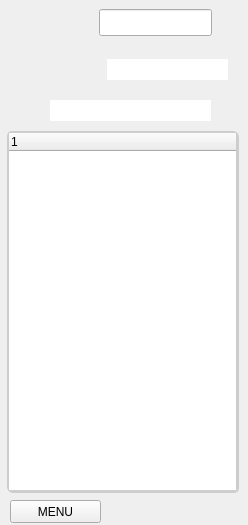
The window that qt4_src/src/ui/fetionwindow.ui (libfetion/libfetion-gui) describes before a commit, drawn with Qt 5.
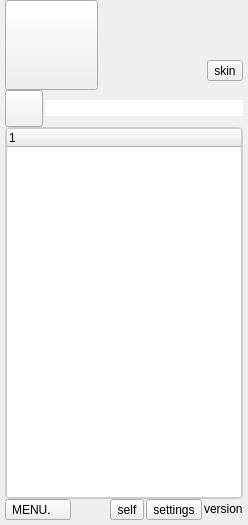
The same window after the commit. Icons and pictures are not drawn. Custom widgets are drawn as their Qt base class.

Commit message: make layout for mainwindow's ui

Patch:
```diff
--- a/qt4_src/src/ui/fetionwindow.ui
+++ b/qt4_src/src/ui/fetionwindow.ui
@@ -24,333 +24,287 @@
   <property name="windowTitle" >
    <string>Form</string>
   </property>
-  <widget class="QTreeWidget" name="search" >
-   <property name="enabled" >
-    <bool>true</bool>
+  <layout class="QGridLayout" name="gridLayout_2">
+   <property name="leftMargin">
+    <number>5</number>
    </property>
-   <property name="geometry" >
-    <rect>
-     <x>8</x>
-     <y>132</y>
-     <width>231</width>
-     <height>361</height>
-    </rect>
+   <property name="topMargin">
+    <number>0</number>
    </property>
-   <property name="contextMenuPolicy" >
-    <enum>Qt::DefaultContextMenu</enum>
+   <property name="rightMargin">
+    <number>5</number>
    </property>
-   <property name="styleSheet" >
-    <string notr="true" >QTreeView {
+   <property name="bottomMargin">
+    <number>5</number>
+   </property>
+   <property name="horizontalSpacing">
+    <number>2</number>
+   </property>
+   <property name="verticalSpacing">
+    <number>0</number>
+   </property>
+   <item row="0" column="0" colspan="6">
+    <layout class="QGridLayout" name="gridLayout">
+     <item row="0" column="0" rowspan="3">
+      <widget class="QToolButton" name="portrait">
+       <property name="minimumSize">
+        <size>
+         <width>90</width>
+         <height>90</height>
+        </size>
+       </property>
+       <property name="cursor">
+        <cursorShape>PointingHandCursor</cursorShape>
+       </property>
+       <property name="statusTip">
+        <string>changed personal state</string>
+       </property>
+       <property name="text">
+        <string/>
+       </property>
+       <property name="iconSize">
+        <size>
+         <width>85</width>
+         <height>85</height>
+        </size>
+       </property>
+      </widget>
+     </item>
+     <item row="0" column="1">
+      <widget class="fxgui::FxEditableLabel" name="nickname">
+       <property name="sizePolicy">
+        <sizepolicy hsizetype="Preferred" vsizetype="Fixed">
+         <horstretch>0</horstretch>
+         <verstretch>0</verstretch>
+        </sizepolicy>
+       </property>
+       <property name="frameShape">
+        <enum>QFrame::NoFrame</enum>
+       </property>
+       <widget class="QWidget" name="page"/>
+      </widget>
+     </item>
+     <item row="1" column="1" colspan="2">
+      <widget class="fxgui::FxEditableLabel" name="impression">
+       <property name="sizePolicy">
+        <sizepolicy hsizetype="Preferred" vsizetype="Fixed">
+         <horstretch>0</horstretch>
+         <verstretch>0</verstretch>
+        </sizepolicy>
+       </property>
+       <widget class="QWidget" name="page_2"/>
+      </widget>
+     </item>
+     <item row="2" column="2">
+      <widget class="QToolButton" name="toolButton_3">
+       <property name="text">
+        <string>skin</string>
+       </property>
+      </widget>
+     </item>
+    </layout>
+   </item>
+   <item row="1" column="0">
+    <widget class="QToolButton" name="btnAddFriend">
+     <property name="minimumSize">
+      <size>
+       <width>36</width>
+       <height>36</height>
+      </size>
+     </property>
+     <property name="text">
+      <string/>
+     </property>
+     <property name="iconSize">
+      <size>
+       <width>30</width>
+       <height>30</height>
+      </size>
+     </property>
+    </widget>
+   </item>
+   <item row="1" column="1" colspan="5">
+    <widget class="QLineEditFocus" name="lineSearch">
+     <property name="sizePolicy">
+      <sizepolicy hsizetype="Expanding" vsizetype="Fixed">
+       <horstretch>0</horstretch>
+       <verstretch>0</verstretch>
+      </sizepolicy>
+     </property>
+     <property name="font">
+      <font/>
+     </property>
+     <property name="toolTip">
+      <string>search your friends</string>
+     </property>
+     <property name="styleSheet">
+      <string notr="true">QLineEdit {
+      border-width: 0px;
+      border-style: solid;
+      border-radius: 0px;
+  } </string>
+     </property>
+     <property name="maxLength">
+      <number>20</number>
+     </property>
+    </widget>
+   </item>
+   <item row="2" column="0" colspan="6">
+    <widget class="QStackedWidget" name="mainUserListStack">
+     <property name="sizePolicy">
+      <sizepolicy hsizetype="Preferred" vsizetype="Expanding">
+       <horstretch>0</horstretch>
+       <verstretch>0</verstretch>
+      </sizepolicy>
+     </property>
+     <property name="currentIndex">
+      <number>0</number>
+     </property>
+     <widget class="QWidget" name="page_view">
+      <property name="sizePolicy">
+       <sizepolicy hsizetype="Expanding" vsizetype="Expanding">
+        <horstretch>0</horstretch>
+        <verstretch>0</verstretch>
+       </sizepolicy>
+      </property>
+      <layout class="QVBoxLayout" name="verticalLayout_2">
+       <property name="spacing">
+        <number>0</number>
+       </property>
+       <property name="margin">
+        <number>0</number>
+       </property>
+       <item>
+        <widget class="QTreeWidget" name="view">
+         <property name="sizePolicy">
+          <sizepolicy hsizetype="Expanding" vsizetype="MinimumExpanding">
+           <horstretch>0</horstretch>
+           <verstretch>0</verstretch>
+          </sizepolicy>
+         </property>
+         <property name="minimumSize">
+          <size>
+           <width>0</width>
+           <height>0</height>
+          </size>
+         </property>
+         <property name="contextMenuPolicy">
+          <enum>Qt::DefaultContextMenu</enum>
+         </property>
+         <property name="styleSheet">
+          <string notr="true">QTreeView {
       border-width: 2px;
       border-style: solid;
       border-radius: 5px;
       border-color:rgb(205,205,205);
 } 
   </string>
-   </property>
-   <column>
-    <property name="text" >
-     <string/>
-    </property>
-   </column>
-  </widget>
-  <widget class="QLabelMouse" name="UI_AddFriend" >
-   <property name="geometry" >
-    <rect>
-     <x>5</x>
-     <y>93</y>
-     <width>36</width>
-     <height>36</height>
-    </rect>
-   </property>
-   <property name="cursor" >
-    <cursorShape>PointingHandCursor</cursorShape>
-   </property>
-   <property name="toolTip" >
-    <string>add friends</string>
-   </property>
-   <property name="text" >
-    <string/>
-   </property>
-   <property name="pixmap" >
-    <pixmap/>
-   </property>
-   <property name="openExternalLinks" >
-    <bool>true</bool>
-   </property>
-  </widget>
-  <widget class="QLabelMouse" name="UI_Portrait" >
-   <property name="geometry" >
-    <rect>
-     <x>4</x>
-     <y>3</y>
-     <width>90</width>
-     <height>90</height>
-    </rect>
-   </property>
-   <property name="cursor" >
-    <cursorShape>PointingHandCursor</cursorShape>
-   </property>
-   <property name="toolTip" >
-    <string>changed personal state</string>
-   </property>
-   <property name="text" >
-    <string/>
-   </property>
-   <property name="pixmap" >
-    <pixmap/>
-   </property>
-  </widget>
-  <widget class="QLabel" name="version" >
-   <property name="geometry" >
-    <rect>
-     <x>196</x>
-     <y>501</y>
-     <width>41</width>
-     <height>20</height>
-    </rect>
-   </property>
-   <property name="layoutDirection" >
-    <enum>Qt::RightToLeft</enum>
-   </property>
-   <property name="text" >
-    <string/>
-   </property>
-  </widget>
-  <widget class="QLabelMouse" name="UI_NiceName" >
-   <property name="geometry" >
-    <rect>
-     <x>99</x>
-     <y>14</y>
-     <width>131</width>
-     <height>21</height>
-    </rect>
-   </property>
-   <property name="font" >
-    <font/>
-   </property>
-   <property name="cursor" >
-    <cursorShape>PointingHandCursor</cursorShape>
-   </property>
-   <property name="text" >
-    <string/>
-   </property>
-  </widget>
-  <widget class="QLineEditFocus" name="UI_Edit_NiceName" >
-   <property name="geometry" >
-    <rect>
-     <x>99</x>
-     <y>9</y>
-     <width>113</width>
-     <height>27</height>
-    </rect>
-   </property>
-   <property name="toolTip" >
-    <string/>
-   </property>
-   <property name="styleSheet" >
-    <string notr="true" />
-   </property>
-  </widget>
-  <widget class="QTreeWidget" name="view" >
-   <property name="geometry" >
-    <rect>
-     <x>7</x>
-     <y>131</y>
-     <width>231</width>
-     <height>361</height>
-    </rect>
-   </property>
-   <property name="sizePolicy" >
-    <sizepolicy vsizetype="Expanding" hsizetype="Fixed" >
-     <horstretch>0</horstretch>
-     <verstretch>0</verstretch>
-    </sizepolicy>
-   </property>
-   <property name="minimumSize" >
-    <size>
-     <width>0</width>
-     <height>361</height>
-    </size>
-   </property>
-   <property name="contextMenuPolicy" >
-    <enum>Qt::DefaultContextMenu</enum>
-   </property>
-   <property name="styleSheet" >
-    <string notr="true" >QTreeView {
+         </property>
+         <column>
+          <property name="text">
+           <string/>
+          </property>
+         </column>
+        </widget>
+       </item>
+      </layout>
+     </widget>
+     <widget class="QWidget" name="page_search">
+      <property name="sizePolicy">
+       <sizepolicy hsizetype="Expanding" vsizetype="Expanding">
+        <horstretch>0</horstretch>
+        <verstretch>0</verstretch>
+       </sizepolicy>
+      </property>
+      <layout class="QVBoxLayout" name="verticalLayout">
+       <property name="spacing">
+        <number>0</number>
+       </property>
+       <property name="margin">
+        <number>0</number>
+       </property>
+       <item>
+        <widget class="QTreeWidget" name="search">
+         <property name="enabled">
+          <bool>true</bool>
+         </property>
+         <property name="contextMenuPolicy">
+          <enum>Qt::DefaultContextMenu</enum>
+         </property>
+         <property name="styleSheet">
+          <string notr="true">QTreeView {
       border-width: 2px;
       border-style: solid;
       border-radius: 5px;
       border-color:rgb(205,205,205);
 } 
   </string>
-   </property>
-   <column>
-    <property name="text" >
-     <string/>
-    </property>
-   </column>
-  </widget>
-  <widget class="QLabelMouse" name="UI_ImpresaBK" >
-   <property name="geometry" >
-    <rect>
-     <x>94</x>
-     <y>28</y>
-     <width>151</width>
-     <height>71</height>
-    </rect>
-   </property>
-   <property name="text" >
-    <string/>
-   </property>
-   <property name="pixmap" >
-    <pixmap/>
-   </property>
-  </widget>
-  <widget class="QLabelMouse" name="UI_BT_SENDSELF" >
-   <property name="geometry" >
-    <rect>
-     <x>143</x>
-     <y>492</y>
-     <width>21</width>
-     <height>31</height>
-    </rect>
-   </property>
-   <property name="cursor" >
-    <cursorShape>PointingHandCursor</cursorShape>
-   </property>
-   <property name="toolTip" >
-    <string>send to self</string>
-   </property>
-   <property name="text" >
-    <string/>
-   </property>
-   <property name="pixmap" >
-    <pixmap/>
-   </property>
-   <property name="openExternalLinks" >
-    <bool>true</bool>
-   </property>
-  </widget>
-  <widget class="QLineEditFocus" name="UI_Impresa" >
-   <property name="geometry" >
-    <rect>
-     <x>107</x>
-     <y>59</y>
-     <width>121</width>
-     <height>21</height>
-    </rect>
-   </property>
-   <property name="font" >
-    <font/>
-   </property>
-   <property name="styleSheet" >
-    <string notr="true" >QLineEdit {
-      border-width: 0px;
-      border-style: solid;
-      border-radius: 0px;
-  } </string>
-   </property>
-   <property name="maxLength" >
-    <number>256</number>
-   </property>
-  </widget>
-  <widget class="QLabelMouse" name="UI_SearchBK" >
-   <property name="geometry" >
-    <rect>
-     <x>39</x>
-     <y>85</y>
-     <width>204</width>
-     <height>51</height>
-    </rect>
-   </property>
-   <property name="text" >
-    <string/>
-   </property>
-   <property name="pixmap" >
-    <pixmap/>
-   </property>
-  </widget>
-  <widget class="QLabelMouse" name="UI_BT_SETTING" >
-   <property name="geometry" >
-    <rect>
-     <x>173</x>
-     <y>492</y>
-     <width>21</width>
-     <height>31</height>
-    </rect>
-   </property>
-   <property name="cursor" >
-    <cursorShape>PointingHandCursor</cursorShape>
-   </property>
-   <property name="toolTip" >
-    <string>setting</string>
-   </property>
-   <property name="text" >
-    <string/>
-   </property>
-   <property name="pixmap" >
-    <pixmap/>
-   </property>
-   <property name="openExternalLinks" >
-    <bool>true</bool>
-   </property>
-  </widget>
-  <widget class="QLineEditFocus" name="UI_Search" >
-   <property name="geometry" >
-    <rect>
-     <x>50</x>
-     <y>100</y>
-     <width>161</width>
-     <height>21</height>
-    </rect>
-   </property>
-   <property name="font" >
-    <font/>
-   </property>
-   <property name="toolTip" >
-    <string>search your friends</string>
-   </property>
-   <property name="styleSheet" >
-    <string notr="true" >QLineEdit {
-      border-width: 0px;
-      border-style: solid;
-      border-radius: 0px;
-  } </string>
-   </property>
-   <property name="maxLength" >
-    <number>20</number>
-   </property>
-  </widget>
-  <widget class="QLabel" name="LibFetion_image" >
-   <property name="geometry" >
-    <rect>
-     <x>7</x>
-     <y>499</y>
-     <width>111</width>
-     <height>16</height>
-    </rect>
-   </property>
-   <property name="text" >
-    <string/>
-   </property>
-  </widget>
-  <widget class="QToolButton" name="btnMenu" >
-   <property name="geometry" >
-    <rect>
-     <x>10</x>
-     <y>500</y>
-     <width>91</width>
-     <height>23</height>
-    </rect>
-   </property>
-   <property name="text" >
-    <string>MENU</string>
-   </property>
-   <property name="popupMode" >
-    <enum>QToolButton::InstantPopup</enum>
-   </property>
-  </widget>
+         </property>
+         <column>
+          <property name="text">
+           <string/>
+          </property>
+         </column>
+        </widget>
+       </item>
+      </layout>
+     </widget>
+    </widget>
+   </item>
+   <item row="3" column="0" colspan="2">
+    <widget class="QToolButton" name="btnMenu">
+     <property name="text">
+      <string>MENU.    </string>
+     </property>
+     <property name="popupMode">
+      <enum>QToolButton::InstantPopup</enum>
+     </property>
+    </widget>
+   </item>
+   <item row="3" column="2">
+    <spacer name="horizontalSpacer">
+     <property name="orientation">
+      <enum>Qt::Horizontal</enum>
+     </property>
+     <property name="sizeHint" stdset="0">
+      <size>
+       <width>8</width>
+       <height>20</height>
+      </size>
+     </property>
+    </spacer>
+   </item>
+   <item row="3" column="3">
+    <widget class="QToolButton" name="btnSendSelf">
+     <property name="text">
+      <string>self</string>
+     </property>
+    </widget>
+   </item>
+   <item row="3" column="4">
+    <widget class="QToolButton" name="btnSettings">
+     <property name="text">
+      <string>settings</string>
+     </property>
+    </widget>
+   </item>
+   <item row="3" column="5">
+    <widget class="QLabel" name="version">
+     <property name="sizePolicy">
+      <sizepolicy hsizetype="Preferred" vsizetype="Fixed">
+       <horstretch>0</horstretch>
+       <verstretch>0</verstretch>
+      </sizepolicy>
+     </property>
+     <property name="layoutDirection">
+      <enum>Qt::RightToLeft</enum>
+     </property>
+     <property name="text">
+      <string>version</string>
+     </property>
+    </widget>
+   </item>
+  </layout>
  </widget>
  <customwidgets>
   <customwidget>
@@ -359,9 +313,10 @@
    <header>fxLineEditFocus.h</header>
   </customwidget>
   <customwidget>
-   <class>QLabelMouse</class>
-   <extends>QLabel</extends>
-   <header>fxLableMouse.h</header>
+   <class>fxgui::FxEditableLabel</class>
+   <extends>QStackedWidget</extends>
+   <header>fxeditablelabel.h</header>
+   <container>1</container>
   </customwidget>
  </customwidgets>
  <resources/>
```
Left out of the diff: 26 changed lines with no effect on the pictures.
